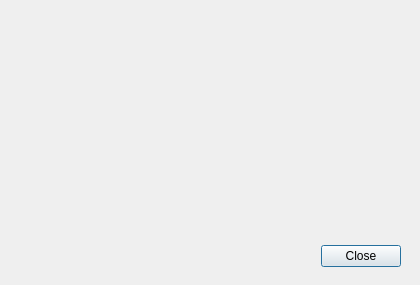
The window that buttermanager/buttermanager/ui/GeneralInfoWindow.ui (egara/buttermanager) describes before a commit, drawn with Qt 5.
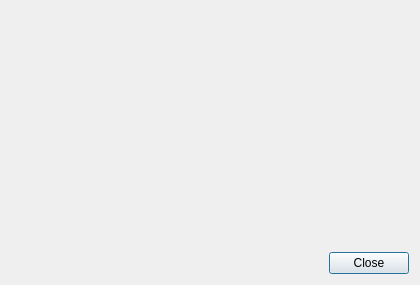
The same window after the commit.

Commit message: Issue #29. Implementing layout for GeneralInfoWindow

```diff
--- a/buttermanager/buttermanager/ui/GeneralInfoWindow.ui
+++ b/buttermanager/buttermanager/ui/GeneralInfoWindow.ui
@@ -13,38 +13,32 @@
   <property name="windowTitle">
    <string>Dialog</string>
   </property>
-  <widget class="QDialogButtonBox" name="button_box">
-   <property name="geometry">
-    <rect>
-     <x>100</x>
-     <y>240</y>
-     <width>301</width>
-     <height>32</height>
-    </rect>
-   </property>
-   <property name="orientation">
-    <enum>Qt::Horizontal</enum>
-   </property>
-   <property name="standardButtons">
-    <set>QDialogButtonBox::Close</set>
-   </property>
-  </widget>
-  <widget class="QLabel" name="label_info">
-   <property name="geometry">
-    <rect>
-     <x>5</x>
-     <y>20</y>
-     <width>400</width>
-     <height>200</height>
-    </rect>
-   </property>
-   <property name="text">
-    <string/>
-   </property>
-   <property name="alignment">
-    <set>Qt::AlignCenter</set>
-   </property>
-  </widget>
+  <layout class="QVBoxLayout" name="verticalLayout_2">
+   <item>
+    <layout class="QVBoxLayout" name="verticalLayout">
+     <item>
+      <widget class="QLabel" name="label_info">
+       <property name="text">
+        <string/>
+       </property>
+       <property name="alignment">
+        <set>Qt::AlignCenter</set>
+       </property>
+      </widget>
+     </item>
+     <item>
+      <widget class="QDialogButtonBox" name="button_box">
+       <property name="orientation">
+        <enum>Qt::Horizontal</enum>
+       </property>
+       <property name="standardButtons">
+        <set>QDialogButtonBox::Close</set>
+       </property>
+      </widget>
+     </item>
+    </layout>
+   </item>
+  </layout>
  </widget>
  <resources/>
  <connections>
```
Left out of the diff: 37 changed lines with no effect on the pictures. The commit also changes 1 other file.
